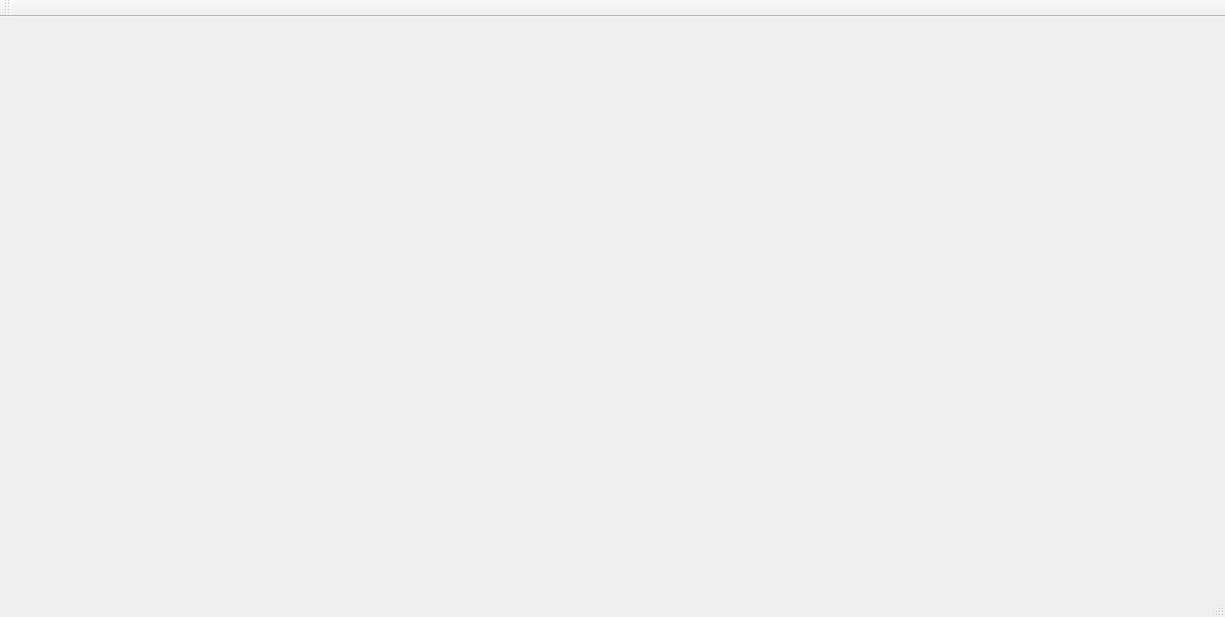
Above: Client/mainwindow.ui from Shamzic/Projet2_IHM before the change. Below: the same form after it.
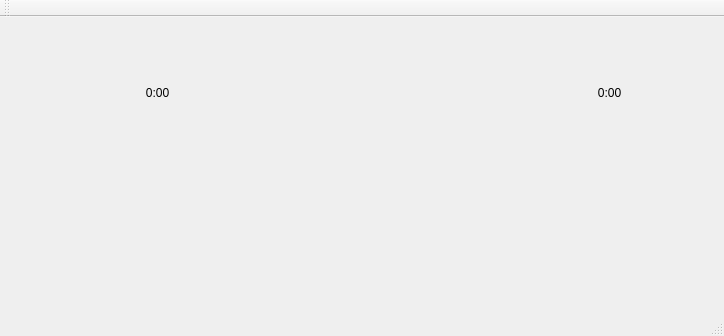
That is the form after the change. Custom widgets are drawn as their Qt base class.

Patch:
```diff
--- a/Client/mainwindow.ui
+++ b/Client/mainwindow.ui
@@ -6,26 +6,86 @@
    <rect>
     <x>0</x>
     <y>0</y>
-    <width>1225</width>
-    <height>617</height>
+    <width>724</width>
+    <height>336</height>
    </rect>
   </property>
   <property name="windowTitle">
    <string>MainWindow</string>
   </property>
   <widget class="QWidget" name="centralWidget">
-   <widget class="QWidget" name="playbutton" native="true">
+   <widget class="QWidget" name="horizontalLayoutWidget">
     <property name="geometry">
      <rect>
-      <x>110</x>
-      <y>70</y>
-      <width>71</width>
-      <height>61</height>
+      <x>80</x>
+      <y>50</y>
+      <width>560</width>
+      <height>51</height>
      </rect>
     </property>
-    <property name="styleSheet">
-     <string notr="true"/>
-    </property>
+    <layout class="QHBoxLayout" name="horizontalLayout">
+     <item>
+      <widget class="Playbutton" name="playbutton" native="true">
+       <property name="sizePolicy">
+        <sizepolicy hsizetype="Preferred" vsizetype="Preferred">
+         <horstretch>0</horstretch>
+         <verstretch>0</verstretch>
+        </sizepolicy>
+       </property>
+       <property name="minimumSize">
+        <size>
+         <width>41</width>
+         <height>41</height>
+        </size>
+       </property>
+       <property name="maximumSize">
+        <size>
+         <width>41</width>
+         <height>41</height>
+        </size>
+       </property>
+       <property name="styleSheet">
+        <string notr="true"/>
+       </property>
+      </widget>
+     </item>
+     <item>
+      <widget class="QLabel" name="label">
+       <property name="text">
+        <string>0:00</string>
+       </property>
+       <property name="alignment">
+        <set>Qt::AlignCenter</set>
+       </property>
+      </widget>
+     </item>
+     <item>
+      <widget class="AudioProgressBar" name="widget" native="true">
+       <property name="minimumSize">
+        <size>
+         <width>401</width>
+         <height>11</height>
+        </size>
+       </property>
+       <property name="maximumSize">
+        <size>
+         <width>401</width>
+         <height>11</height>
+        </size>
+       </property>
+      </widget>
+     </item>
+     <item>
+      <widget class="QLabel" name="label_2">
+       <property name="text">
+        <string>0:00</string>
+       </property>
+       <property name="alignment">
+        <set>Qt::AlignCenter</set>
+       </property>
+      </widget>
+     </item>
+    </layout>
    </widget>
   </widget>
   <widget class="QMenuBar" name="menuBar">
@@ -49,6 +109,20 @@
   <widget class="QStatusBar" name="statusBar"/>
  </widget>
  <layoutdefault spacing="6" margin="11"/>
+ <customwidgets>
+  <customwidget>
+   <class>Playbutton</class>
+   <extends>QWidget</extends>
+   <header>playbutton.h</header>
+   <container>1</container>
+  </customwidget>
+  <customwidget>
+   <class>AudioProgressBar</class>
+   <extends>QWidget</extends>
+   <header>audioprogressbar.h</header>
+   <container>1</container>
+  </customwidget>
+ </customwidgets>
  <resources/>
  <connections/>
 </ui>
```
Left out of the diff: 4 changed lines with no effect on the pictures.
